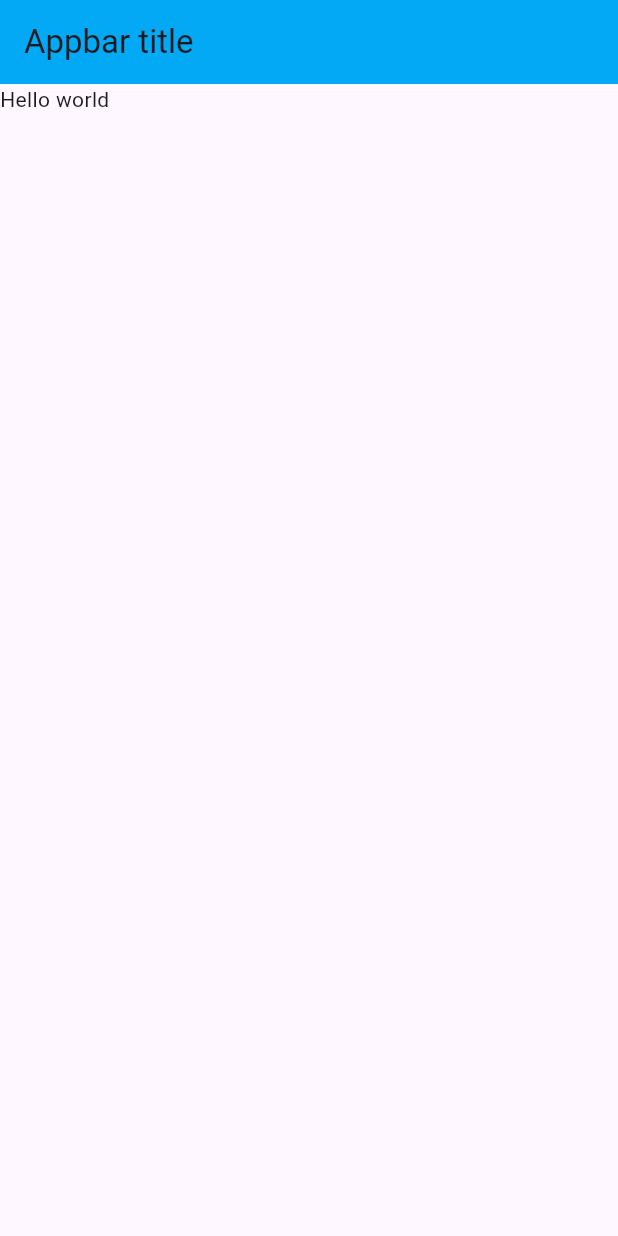
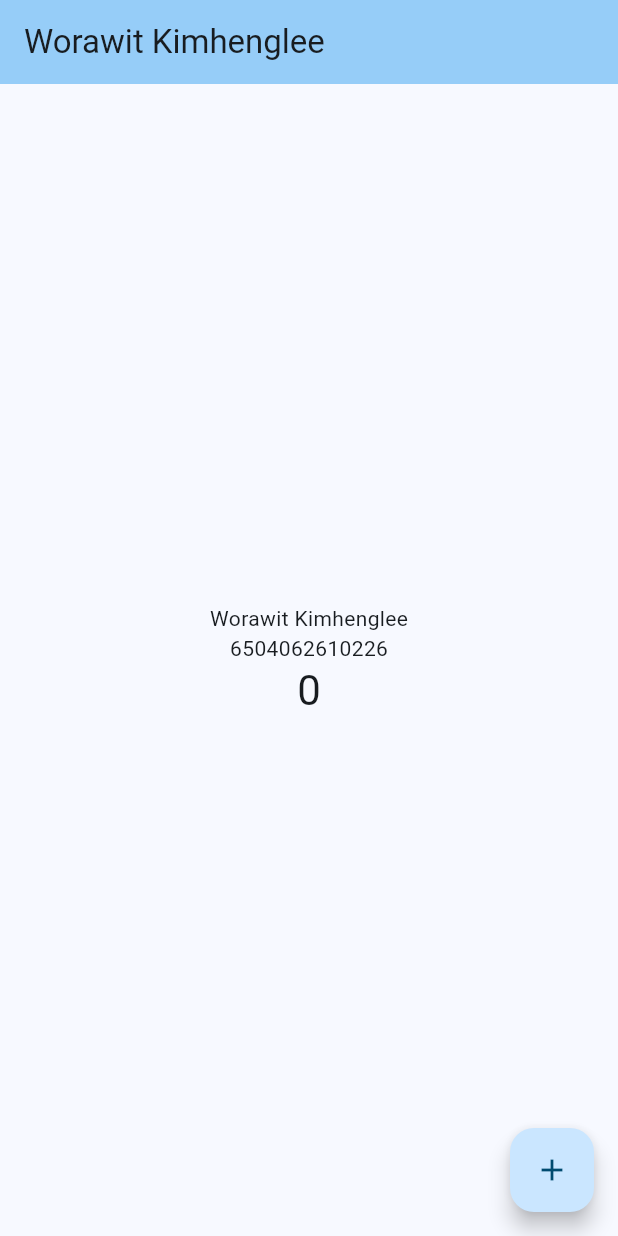
Before and after one commit to newqo/mobile_dev, a Flutter app: the screen it shows after launch, on a phone screen of 412 x 824 dp. Run offline on Flutter 3.47's test engine with Material 3 defaults, Android fonts, the light colour scheme and no system bars.

Commit message:
commit homework ch2

```diff
--- a/lib/main.dart
+++ b/lib/main.dart
@@ -6,94 +6,97 @@ void main() {
 }
 
 // stl shortcut
+// class MyApp extends StatelessWidget {
+//   const MyApp({super.key});
+
+//   @override
+//   Widget build(BuildContext context) {
+//     return MaterialApp(
+//       // Must have MaterialApp() to run
+
+//       // remove debug banner
+//       debugShowCheckedModeBanner: false,
+
+//       // theme
+//       theme: ThemeData(
+//           useMaterial3: true,
+//           appBarTheme: AppBarTheme(color: Colors.lightBlue)),
+
+//       home: Scaffold(
+//         // Scaffold is like form.
+//         appBar: AppBar(
+//           title: Text('Appbar title'),
+//         ),
+//         body: Text(
+//             'Hello world'), // if have button or elements it will be paste in body.
+//       ),
+//     );
+//   }
+// }
+
 class MyApp extends StatelessWidget {
   const MyApp({super.key});
 
   @override
   Widget build(BuildContext context) {
     return MaterialApp(
-      // Must have MaterialApp() to run
+      title: 'Flutter Demo',
+      theme: ThemeData(
+        colorScheme: ColorScheme.fromSeed(seedColor: Colors.lightBlue),
+        useMaterial3: true,
+      ),
+      home: const MyHomePage(title: 'Worawit Kimhenglee'),
+    );
+  }
+}
 
-      // remove debug banner
-      debugShowCheckedModeBanner: false,
+class MyHomePage extends StatefulWidget {
+  const MyHomePage({super.key, required this.title});
 
-      // theme
-      theme: ThemeData(
-          useMaterial3: true,
-          appBarTheme: AppBarTheme(color: Colors.lightBlue)),
+  final String title;
 
-      home: Scaffold(
-        // Scaffold is like form.
-        appBar: AppBar(
-          title: Text('Appbar title'),
+  @override
+  State<MyHomePage> createState() => _MyHomePageState();
+}
+
+class _MyHomePageState extends State<MyHomePage> {
+  int _counter = 0;
+
+  void _incrementCounter() {
+    setState(() {
+      _counter--;
+    });
+  }
+
+  @override
+  Widget build(BuildContext context) {
+    return Scaffold(
+      appBar: AppBar(
+        backgroundColor: Theme.of(context).colorScheme.inversePrimary,
+        title: Text(widget.title),
+      ),
+      body: Center(
+        child: Column(
+          mainAxisAlignment: MainAxisAlignment.center,
+          children: <Widget>[
+            const Text(
+              'Worawit Kimhenglee',
+            ),
+            const Text(
+              '6504062610226',
+            ),
+            Text(
+              '$_counter',
+              style: Theme.of(context).textTheme.headlineMedium,
+            ),
+          ],
         ),
-        body: Text(
-            'Hello world'), // if have button or elements it will be paste in body.
+      ),
+      floatingActionButton: FloatingActionButton(
+        onPressed: _incrementCounter,
+        tooltip: 'Increment',
+        child: const Icon(Icons.add),
       ),
     );
   }
 }
-
-// class MyApp extends StatelessWidget {
-//   const MyApp({super.key});
-
-//   @override
-//   Widget build(BuildContext context) {
-//     return MaterialApp(
-//       title: 'Flutter Demo',
-//       theme: ThemeData(
-//         colorScheme: ColorScheme.fromSeed(seedColor: Colors.green),
-//         useMaterial3: true,
-//       ),
-//       home: const MyHomePage(title: 'Worawit Kimhenglee'),
-//     );
-//   }
-// }
-
-// class MyHomePage extends StatefulWidget {
-//   const MyHomePage({super.key, required this.title});
-
-//   final String title;
-
-//   @override
-//   State<MyHomePage> createState() => _MyHomePageState();
-// }
-
-// class _MyHomePageState extends State<MyHomePage> {
-//   int _counter = 0;
-
-//   void _incrementCounter() {
-//     setState(() {
-//       _counter--;
-//     });
-//   }
-
-//   @override
-//   Widget build(BuildContext context) {
-//     return Scaffold(
-//       appBar: AppBar(
-//         backgroundColor: Theme.of(context).colorScheme.inversePrimary,
-//         title: Text(widget.title),
-//       ),
-//       body: Center(
-//         child: Column(
-//           mainAxisAlignment: MainAxisAlignment.center,
-//           children: <Widget>[
-//             const Text(
-//               'Worawit Kimhenglee Count Down:',
-//             ),
-//             Text(
-//               '$_counter',
-//               style: Theme.of(context).textTheme.headlineMedium,
-//             ),
-//           ],
-//         ),
-//       ),
-//       floatingActionButton: FloatingActionButton(
-//         onPressed: _incrementCounter,
-//         tooltip: 'Increment',
-//         child: const Icon(Icons.add),
-//       ),
-//     );
-//   }
-// }
```
